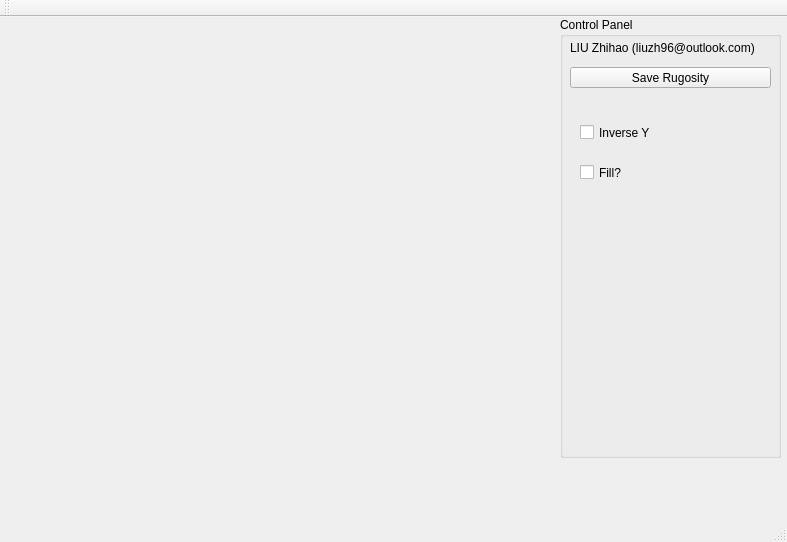
This is CoralRugosity_Zhihao/mainwindow.ui in RyuZhihao123/CoralRugosity3D-Zhihao as Qt 5 draws it before an edit. The edited form follows.
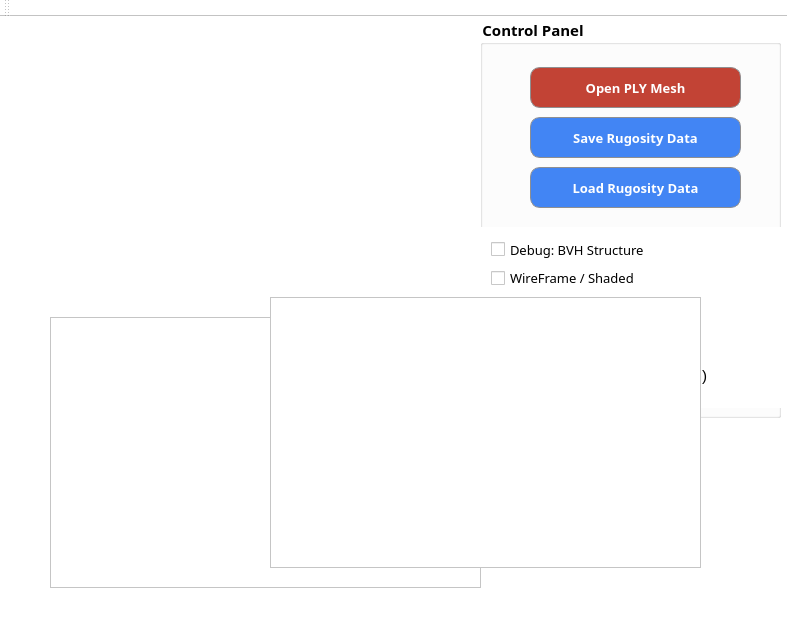
This is the edited form. Custom widgets are drawn as their Qt base class.

Commit message: charts and 2D project

What changed in the file:
```diff
--- a/CoralRugosity_Zhihao/mainwindow.ui
+++ b/CoralRugosity_Zhihao/mainwindow.ui
@@ -7,89 +7,278 @@
     <x>0</x>
     <y>0</y>
     <width>787</width>
-    <height>542</height>
+    <height>642</height>
    </rect>
   </property>
   <property name="windowTitle">
    <string>MainWindow</string>
   </property>
+  <property name="styleSheet">
+   <string notr="true">background-color: rgb(255, 255, 255);</string>
+  </property>
   <widget class="QWidget" name="centralWidget">
    <widget class="QGroupBox" name="groupBox">
     <property name="geometry">
      <rect>
-      <x>560</x>
+      <x>480</x>
       <y>0</y>
-      <width>221</width>
-      <height>441</height>
+      <width>301</width>
+      <height>401</height>
      </rect>
     </property>
     <property name="font">
      <font>
-      <family>Arial</family>
+      <family>微软雅黑</family>
+      <pointsize>11</pointsize>
+      <weight>75</weight>
+      <bold>true</bold>
      </font>
     </property>
+    <property name="styleSheet">
+     <string notr="true">background-color: rgb(255, 255, 255);</string>
+    </property>
     <property name="title">
      <string>Control Panel</string>
     </property>
     <widget class="QLabel" name="label">
      <property name="geometry">
       <rect>
-       <x>10</x>
-       <y>20</y>
-       <width>201</width>
-       <height>21</height>
+       <x>0</x>
+       <y>310</y>
+       <width>301</width>
+       <height>81</height>
       </rect>
      </property>
      <property name="font">
       <font>
        <family>Arial</family>
-       <pointsize>9</pointsize>
+       <pointsize>11</pointsize>
       </font>
      </property>
      <property name="text">
-      <string>LIU Zhihao (liuzh96@outlook.com)</string>
+      <string>LIU Zhihao
+(liuzh96@outlook.com)</string>
      </property>
+     <property name="alignment">
+      <set>Qt::AlignCenter</set>
+     </property>
+    </widget>
+    <widget class="QWidget" name="verticalLayoutWidget_2">
+     <property name="geometry">
+      <rect>
+       <x>0</x>
+       <y>210</y>
+       <width>301</width>
+       <height>101</height>
+      </rect>
+     </property>
+     <layout class="QVBoxLayout" name="verticalLayout_2">
+      <item>
+       <widget class="QCheckBox" name="ckbBVHS">
+        <property name="font">
+         <font>
+          <family>微软雅黑</family>
+          <pointsize>10</pointsize>
+         </font>
+        </property>
+        <property name="text">
+         <string>Debug: BVH Structure</string>
+        </property>
+       </widget>
+      </item>
+      <item>
+       <widget class="QCheckBox" name="ckbWireFrame">
+        <property name="font">
+         <font>
+          <family>微软雅黑</family>
+          <pointsize>10</pointsize>
+         </font>
+        </property>
+        <property name="text">
+         <string>WireFrame / Shaded</string>
+        </property>
+       </widget>
+      </item>
+      <item>
+       <widget class="QCheckBox" name="checkBox_6">
+        <property name="font">
+         <font>
+          <family>微软雅黑</family>
+          <pointsize>10</pointsize>
+         </font>
+        </property>
+        <property name="text">
+         <string>Inverse Y</string>
+        </property>
+       </widget>
+      </item>
+     </layout>
     </widget>
     <widget class="QPushButton" name="pushButton">
      <property name="geometry">
       <rect>
-       <x>10</x>
+       <x>50</x>
+       <y>150</y>
+       <width>211</width>
+       <height>41</height>
+      </rect>
+     </property>
+     <property name="font">
+      <font>
+       <family>微软雅黑</family>
+       <pointsize>10</pointsize>
+       <weight>75</weight>
+       <bold>true</bold>
+      </font>
+     </property>
+     <property name="styleSheet">
+      <string notr="true">QPushButton {
+    border: 1px solid #8f8f91;
+    border-radius: 10px;
+    background-color: rgb(66,133,244);
+    min-width: 80px;
+    color:#FFFFFF;
+}
+
+QPushButton:hover{
+    border: 1px solid #8f8f91;
+    border-radius: 3px;
+    background-color: qlineargradient(x1: 0, y1: 0, x2: 0, y2: 1,stop: 0 #6265F4, stop: 1 #3265F4);
+    min-width: 80px;
+}
+
+QPushButton :pressed{
+    border: 1px solid #8f8f91;
+    border-radius: 2px;
+    background-color: qlineargradient(x1: 0, y1: 0, x2: 0, y2: 1,stop: 0 #5295F4, stop: 1 #4285F4);
+    min-width: 80px;
+    color:#FFFFFF;
+}
+
+
+</string>
+     </property>
+     <property name="text">
+      <string>Load Rugosity Data</string>
+     </property>
+    </widget>
+    <widget class="QPushButton" name="pushButton_3">
+     <property name="geometry">
+      <rect>
+       <x>50</x>
        <y>50</y>
-       <width>201</width>
-       <height>21</height>
+       <width>211</width>
+       <height>41</height>
       </rect>
      </property>
+     <property name="font">
+      <font>
+       <family>微软雅黑</family>
+       <pointsize>10</pointsize>
+       <weight>75</weight>
+       <bold>true</bold>
+      </font>
+     </property>
+     <property name="styleSheet">
+      <string notr="true">QPushButton {
+    border: 1px solid #8f8f91;
+    border-radius: 10px;
+    background-color: rgb(194,67,53);
+    min-width: 80px;
+    color:#FFFFFF;
+}
+
+QPushButton:hover{
+    border: 1px solid #8f8f91;
+    border-radius: 3px;
+    background-color: qlineargradient(x1: 0, y1: 0, x2: 0, y2: 1,stop: 0 rgb(180,110,110), stop: 1 rgb(110,10,10));
+    min-width: 80px;
+}
+
+QPushButton :pressed{
+    border: 1px solid #8f8f91;
+    border-radius: 2px;
+    background-color: qlineargradient(x1: 0, y1: 0, x2: 0, y2: 1,stop: 0 #4E6060, stop: 1 #1B1B1B);
+    min-width: 80px;
+    color:#FFFFFF;
+}
+
+
+</string>
+     </property>
      <property name="text">
-      <string>Save Rugosity</string>
+      <string>Open PLY Mesh</string>
      </property>
     </widget>
-    <widget class="QCheckBox" name="checkBox">
+    <widget class="QPushButton" name="btnSaveRugosity">
      <property name="geometry">
       <rect>
-       <x>20</x>
+       <x>50</x>
        <y>100</y>
-       <width>171</width>
-       <height>31</height>
+       <width>211</width>
+       <height>41</height>
       </rect>
      </property>
-     <property name="text">
-      <string>Inverse Y</string>
+     <property name="font">
+      <font>
+       <family>微软雅黑</family>
+       <pointsize>10</pointsize>
+       <weight>75</weight>
+       <bold>true</bold>
+      </font>
      </property>
-    </widget>
-    <widget class="QCheckBox" name="checkBox_2">
-     <property name="geometry">
-      <rect>
-       <x>20</x>
-       <y>140</y>
-       <width>91</width>
-       <height>31</height>
-      </rect>
+     <property name="styleSheet">
+      <string notr="true">QPushButton {
+    border: 1px solid #8f8f91;
+    border-radius: 10px;
+    background-color: rgb(66,133,244);
+    min-width: 80px;
+    color:#FFFFFF;
+}
+
+QPushButton:hover{
+    border: 1px solid #8f8f91;
+    border-radius: 3px;
+    background-color: qlineargradient(x1: 0, y1: 0, x2: 0, y2: 1,stop: 0 #6265F4, stop: 1 #3265F4);
+    min-width: 80px;
+}
+
+QPushButton :pressed{
+    border: 1px solid #8f8f91;
+    border-radius: 2px;
+    background-color: qlineargradient(x1: 0, y1: 0, x2: 0, y2: 1,stop: 0 #5295F4, stop: 1 #4285F4);
+    min-width: 80px;
+    color:#FFFFFF;
+}
+
+
+</string>
      </property>
      <property name="text">
-      <string>Fill?</string>
+      <string>Save Rugosity Data</string>
      </property>
     </widget>
    </widget>
+   <widget class="QtCharts::QChartView" name="graphicsView">
+    <property name="geometry">
+     <rect>
+      <x>50</x>
+      <y>300</y>
+      <width>431</width>
+      <height>271</height>
+     </rect>
+    </property>
+   </widget>
+   <widget class="QtCharts::QChartView" name="graphicsView_2">
+    <property name="geometry">
+     <rect>
+      <x>270</x>
+      <y>280</y>
+      <width>431</width>
+      <height>271</height>
+     </rect>
+    </property>
+   </widget>
   </widget>
   <widget class="QMenuBar" name="menuBar">
    <property name="geometry">
@@ -109,9 +298,15 @@
     <bool>false</bool>
    </attribute>
   </widget>
-  <widget class="QStatusBar" name="statusBar"/>
  </widget>
  <layoutdefault spacing="6" margin="11"/>
+ <customwidgets>
+  <customwidget>
+   <class>QtCharts::QChartView</class>
+   <extends>QGraphicsView</extends>
+   <header location="global">qchartview.h</header>
+  </customwidget>
+ </customwidgets>
  <resources/>
  <connections/>
 </ui>
```
The commit also changes 20 other files.
